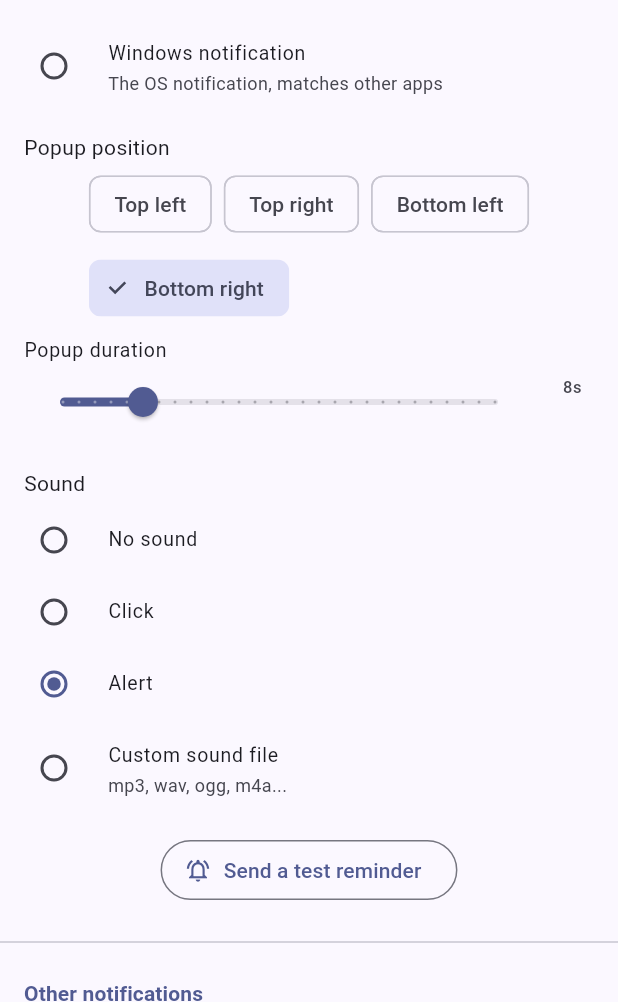
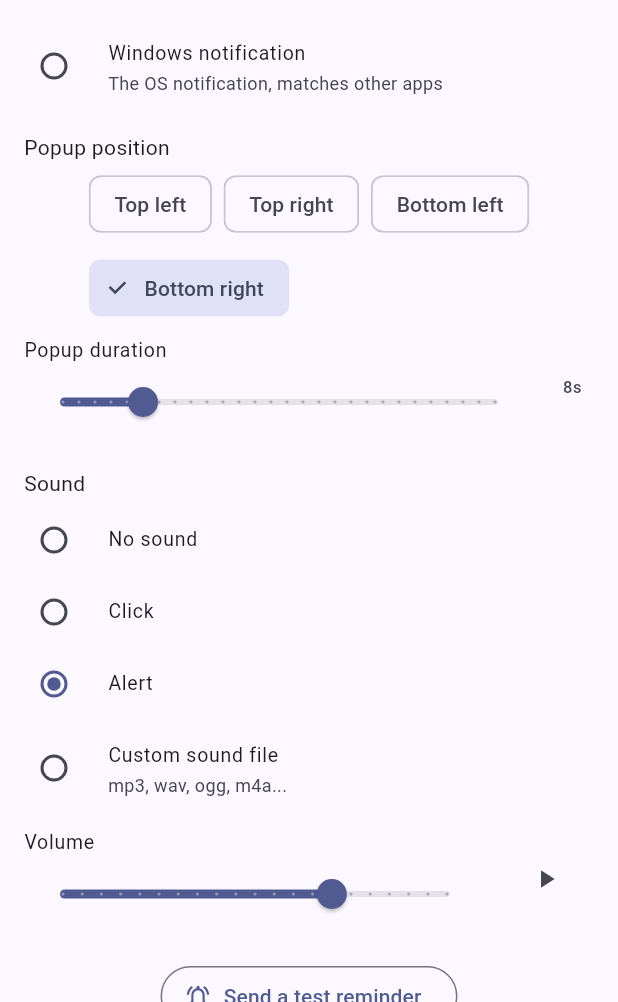
Before and after one commit to batidom/CallendarApp, a Flutter app: the RemindersSettingsScreen screen opened directly, on a phone screen of 412 x 824 dp, the part 234-1236 px from its top. Run offline on Flutter 3.47's test engine with Material 3 defaults, Android fonts, the phone set to English and light mode, and no system bars; our stand-ins replace audioplayers, connectivity_plus, dio, drift, file_picker, flutter_riverpod and 2 more; missing offline and left inert: desktop_multi_window, launch_at_startup, local_notifier, record, screen_retriever, tray_manager and 1 more; accounts and stored records are empty; generated files the repository leaves out were written again; network calls fail.

Commit message:
Add volume control for notification and reminder sounds
Replaces SystemSound.play() (no volume parameter) with bundled audio assets played via audioplayers, so both the "other notifications" sound and the main reminder sounds (click/alert/custom) can be adjusted with a slider instead of only on/off.

```diff
--- a/client/lib/l10n/app_en.arb
+++ b/client/lib/l10n/app_en.arb
@@ -144,6 +144,8 @@
   "sectionOtherNotifications": "Other notifications",
   "otherNotificationsSubtitle": "Friend requests, event invites, and updates to events shared with you",
   "notificationSoundEnabledLabel": "Play a sound",
+  "notificationVolumeLabel": "Volume",
+  "reminderVolumeLabel": "Volume",
   "actionDontAskAgain": "Don't ask me again",
   "confirmBeforeLeavingEventLabel": "Confirm before leaving a shared event",
   "confirmBeforeLeavingEventSubtitle": "Show a confirmation dialog when you leave an event someone else invited you to",
--- a/client/lib/l10n/app_pl.arb
+++ b/client/lib/l10n/app_pl.arb
@@ -138,6 +138,8 @@
   "sectionOtherNotifications": "Inne powiadomienia",
   "otherNotificationsSubtitle": "Zaproszenia do znajomych, zaproszenia na wydarzenia oraz zmiany w udostępnionych wydarzeniach",
   "notificationSoundEnabledLabel": "Odtwarzaj dźwięk",
+  "notificationVolumeLabel": "Głośność",
+  "reminderVolumeLabel": "Głośność",
   "actionDontAskAgain": "Nie pytaj mnie ponownie",
   "confirmBeforeLeavingEventLabel": "Potwierdź przed opuszczeniem udostępnionego wydarzenia",
   "confirmBeforeLeavingEventSubtitle": "Pokazuj okno potwierdzenia przy opuszczaniu wydarzenia, na które zostałeś(-aś) zaproszony(-a)",
--- a/client/lib/screens/settings_reminders_screen.dart
+++ b/client/lib/screens/settings_reminders_screen.dart
@@ -8,6 +8,7 @@ import '../l10n/generated/app_localizations.dart';
 import '../providers/providers.dart';
 import '../services/app_settings.dart';
 import '../services/notification_popup.dart';
+import '../services/notification_sound_player.dart';
 import '../services/reminder_sound_player.dart';
 import 'settings_section_header.dart';
 
@@ -136,6 +137,25 @@ class RemindersSettingsScreen extends ConsumerWidget {
                         ],
                       ),
                     ),
+                  if (settings.reminderSound != ReminderSound.none)
+                    ListTile(
+                      dense: true,
+                      title: Text(l10n.reminderVolumeLabel),
+                      subtitle: Slider(
+                        min: 0,
+                        max: 1,
+                        divisions: 20,
+                        label: '${(settings.reminderVolume * 100).round()}%',
+                        value: settings.reminderVolume,
+                        onChanged: (value) =>
+                            controller.update((s) => s.copyWith(reminderVolume: value)),
+                      ),
+                      trailing: IconButton(
+                        tooltip: l10n.tooltipPreview,
+                        icon: const Icon(Icons.play_arrow, size: 20),
+                        onPressed: () => playReminderSound(settings),
+                      ),
+                    ),
                   Padding(
                     padding: const EdgeInsets.fromLTRB(16, 12, 16, 16),
                     child: OutlinedButton.icon(
@@ -162,6 +182,29 @@ class RemindersSettingsScreen extends ConsumerWidget {
             title: Text(l10n.notificationSoundEnabledLabel),
             value: settings.notificationSoundEnabled,
             onChanged: (value) => controller.update((s) => s.copyWith(notificationSoundEnabled: value)),
+          ),
+          AbsorbPointer(
+            absorbing: !settings.notificationSoundEnabled,
+            child: Opacity(
+              opacity: settings.notificationSoundEnabled ? 1 : 0.4,
+              child: ListTile(
+                dense: true,
+                title: Text(l10n.notificationVolumeLabel),
+                subtitle: Slider(
+                  min: 0,
+                  max: 1,
+                  divisions: 20,
+                  label: '${(settings.notificationVolume * 100).round()}%',
+                  value: settings.notificationVolume,
+                  onChanged: (value) => controller.update((s) => s.copyWith(notificationVolume: value)),
+                ),
+                trailing: IconButton(
+                  tooltip: l10n.tooltipPreview,
+                  icon: const Icon(Icons.play_arrow, size: 20),
+                  onPressed: () => playNotificationSound(settings),
+                ),
+              ),
+            ),
           ),
         ],
       ),
--- a/client/lib/services/app_settings.dart
+++ b/client/lib/services/app_settings.dart
@@ -1,5 +1,4 @@
 import 'package:flutter/material.dart';
-import 'package:flutter/services.dart';
 import 'package:flutter_riverpod/flutter_riverpod.dart';
 import 'package:shared_preferences/shared_preferences.dart';
 
@@ -47,10 +46,13 @@ extension ReminderSoundLabel on ReminderSound {
         ReminderSound.custom => l10n.soundCustom,
       };
 
-  SystemSoundType? get systemSound => switch (this) {
+  // Bundled asset path for the built-in sounds, played via audioplayers
+  // rather than SystemSound.play() so [AppSettings.reminderVolume] actually
+  // applies — the OS system-sound API has no volume parameter.
+  String? get assetPath => switch (this) {
         ReminderSound.none => null,
-        ReminderSound.click => SystemSoundType.click,
-        ReminderSound.alert => SystemSoundType.alert,
+        ReminderSound.click => 'sounds/click.wav',
+        ReminderSound.alert => 'sounds/alert.wav',
         ReminderSound.custom => null,
       };
 }
@@ -83,6 +85,7 @@ class AppSettings {
     this.popupDurationSeconds = 8,
     this.reminderSound = ReminderSound.alert,
     this.customSoundPath,
+    this.reminderVolume = 0.7,
     this.weekStartDay = WeekStartDay.monday,
     this.language = AppLanguage.system,
     this.microphoneDeviceId,
@@ -90,6 +93,7 @@ class AppSettings {
     this.launchAtLoginEnabled = false,
     this.confirmBeforeLeavingEvent = true,
     this.notificationSoundEnabled = true,
+    this.notificationVolume = 0.7,
   });
 
   final ThemeMode themeMode;
@@ -102,6 +106,9 @@ class AppSettings {
   // is ReminderSound.custom. Kept even when a different sound is selected,
   // so switching back to "Custom sound file" doesn't forget the choice.
   final String? customSoundPath;
+  // 0.0-1.0, applied to whichever reminder sound is selected (built-in or
+  // custom file) via audioplayers.
+  final double reminderVolume;
   final WeekStartDay weekStartDay;
   final AppLanguage language;
   // Platform device id for the assistant's voice-command mic. Null means
@@ -128,6 +135,11 @@ class AppSettings {
   // on/off rather than per-type, matching how [notificationsEnabled]
   // already works.
   final bool notificationSoundEnabled;
+  // 0.0-1.0, applied to the bundled notification chime via audioplayers.
+  // Only affects the "other notifications" sound above — reminders use the
+  // OS's own system sounds (or a custom file played at full volume), which
+  // don't offer a volume knob to hook into.
+  final double notificationVolume;
 
   AppSettings copyWith({
     ThemeMode? themeMode,
@@ -137,12 +149,14 @@ class AppSettings {
     int? popupDurationSeconds,
     ReminderSound? reminderSound,
     String? customSoundPath,
+    double? reminderVolume,
     WeekStartDay? weekStartDay,
     AppLanguage? language,
     (String?, String?)? microphoneDevice,
     bool? launchAtLoginEnabled,
     bool? confirmBeforeLeavingEvent,
     bool? notificationSoundEnabled,
+    double? notificationVolume,
   }) {
     return AppSettings(
       themeMode: themeMode ?? this.themeMode,
@@ -152,6 +166,7 @@ class AppSettings {
       popupDurationSeconds: popupDurationSeconds ?? this.popupDurationSeconds,
       reminderSound: reminderSound ?? this.reminderSound,
       customSoundPath: customSoundPath ?? this.customSoundPath,
+      reminderVolume: reminderVolume ?? this.reminderVolume,
       weekStartDay: weekStartDay ?? this.weekStartDay,
       language: language ?? this.language,
       microphoneDeviceId: microphoneDevice != null ? microphoneDevice.$1 : microphoneDeviceId,
@@ -159,6 +174,7 @@ class AppSettings {
       launchAtLoginEnabled: launchAtLoginEnabled ?? this.launchAtLoginEnabled,
       confirmBeforeLeavingEvent: confirmBeforeLeavingEvent ?? this.confirmBeforeLeavingEvent,
       notificationSoundEnabled: notificationSoundEnabled ?? this.notificationSoundEnabled,
+      notificationVolume: notificationVolume ?? this.notificationVolume,
     );
   }
 }
@@ -173,6 +189,7 @@ class SettingsRepository {
   static const _popupDurationSecondsKey = 'settings_popup_duration_seconds';
   static const _reminderSoundKey = 'settings_reminder_sound';
   static const _customSoundPathKey = 'settings_custom_sound_path';
+  static const _reminderVolumeKey = 'settings_reminder_volume';
   static const _weekStartDayKey = 'settings_week_start_day';
   static const _languageKey = 'settings_language';
   static const _microphoneDeviceIdKey = 'settings_microphone_device_id';
@@ -180,6 +197,7 @@ class SettingsRepository {
   static const _launchAtLoginEnabledKey = 'settings_launch_at_login_enabled';
   static const _confirmBeforeLeavingEventKey = 'settings_confirm_before_leaving_event';
   static const _notificationSoundEnabledKey = 'settings_notification_sound_enabled';
+  static const _notificationVolumeKey = 'settings_notification_volume';
 
   Future<AppSettings> load() async {
     final prefs = await SharedPreferences.getInstance();
@@ -198,6 +216,7 @@ class SettingsRepository {
       reminderSound:
           _enumFromName(ReminderSound.values, prefs.getString(_reminderSoundKey), defaults.reminderSound),
       customSoundPath: prefs.getString(_customSoundPathKey),
+      reminderVolume: prefs.getDouble(_reminderVolumeKey) ?? defaults.reminderVolume,
       weekStartDay:
           _enumFromName(WeekStartDay.values, prefs.getString(_weekStartDayKey), defaults.weekStartDay),
       language: _enumFromName(AppLanguage.values, prefs.getString(_languageKey), defaults.language),
@@ -208,6 +227,7 @@ class SettingsRepository {
           prefs.getBool(_confirmBeforeLeavingEventKey) ?? defaults.confirmBeforeLeavingEvent,
       notificationSoundEnabled:
           prefs.getBool(_notificationSoundEnabledKey) ?? defaults.notificationSoundEnabled,
+      notificationVolume: prefs.getDouble(_notificationVolumeKey) ?? defaults.notificationVolume,
     );
   }
 
@@ -224,6 +244,7 @@ class SettingsRepository {
     } else {
       await prefs.remove(_customSoundPathKey);
     }
+    await prefs.setDouble(_reminderVolumeKey, settings.reminderVolume);
     await prefs.setString(_weekStartDayKey, settings.weekStartDay.name);
     await prefs.setString(_languageKey, settings.language.name);
     if (settings.microphoneDeviceId != null) {
@@ -236,6 +257,7 @@ class SettingsRepository {
     await prefs.setBool(_launchAtLoginEnabledKey, settings.launchAtLoginEnabled);
     await prefs.setBool(_confirmBeforeLeavingEventKey, settings.confirmBeforeLeavingEvent);
     await prefs.setBool(_notificationSoundEnabledKey, settings.notificationSoundEnabled);
+    await prefs.setDouble(_notificationVolumeKey, settings.notificationVolume);
   }
 
   static T _enumFromName<T extends Enum>(List<T> values, String? name, T fallback) {
--- a/client/pubspec.yaml
+++ b/client/pubspec.yaml
@@ -110,6 +110,9 @@ flutter:
 
   assets:
     - assets/tray_icon.ico
+    - assets/sounds/notification.wav
+    - assets/sounds/click.wav
+    - assets/sounds/alert.wav
 
   # An image asset can refer to one or more resolution-specific "variants", see
   # https://flutter.dev/to/resolution-aware-images
```
Also changed, not shown: client/lib/screens/calendar_screen.dart (+4 -3 lines), client/lib/services/notification_sound_player.dart (added, +23 -0 lines), client/lib/services/reminder_sound_player.dart (+8 -13 lines), client/lib/l10n/generated/app_localizations.dart, client/lib/l10n/generated/app_localizations_en.dart, client/lib/l10n/generated/app_localizations_pl.dart, 3 other files.
